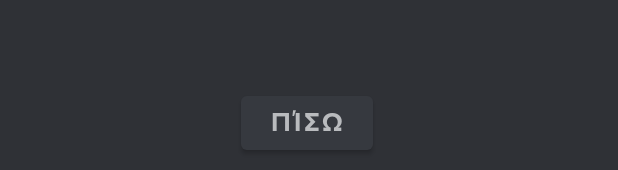
After one commit to anape03/chat-filiw, an Android app: the layout activity_show_image.xml on its own in the app's theme, with its tools: preview values and no code run, on a phone screen of 412 x 824 dp. The commit adds this screen. Shown: the part 1029-1199 px from the top of the screen. Run offline under Robolectric (Android 15) with nearby library versions, the phone set to English and light mode, and no system bars.

Commit message:
added show image from chat, small fixes at ActivityTakePicture and now the user input message is hint

```diff
--- a/app/src/main/AndroidManifest.xml
+++ b/app/src/main/AndroidManifest.xml
@@ -33,6 +33,11 @@
         </activity>
 
         <activity
+            android:name=".activities.ActivityShowImage"
+            android:exported="true">
+        </activity>
+
+        <activity
             android:name=".activities.ActivityTakePicture"
             android:exported="true">
         </activity>
--- /dev/null
+++ b/app/src/main/res/layout/activity_show_image.xml
@@ -0,0 +1,31 @@
+<?xml version="1.0" encoding="utf-8"?>
+<androidx.constraintlayout.widget.ConstraintLayout xmlns:android="http://schemas.android.com/apk/res/android"
+    xmlns:app="http://schemas.android.com/apk/res-auto"
+    xmlns:tools="http://schemas.android.com/tools"
+    android:id="@+id/imageViewShow"
+    android:layout_width="match_parent"
+    android:layout_height="match_parent">
+
+    <ImageView
+        android:id="@+id/imageViewDownPicture"
+        android:layout_width="332dp"
+        android:layout_height="568dp"
+        android:layout_marginStart="16dp"
+        android:layout_marginTop="16dp"
+        android:layout_marginEnd="16dp"
+        android:contentDescription="@string/image_to_send"
+        app:layout_constraintEnd_toEndOf="parent"
+        app:layout_constraintHorizontal_bias="0.466"
+        app:layout_constraintStart_toStartOf="parent"
+        app:layout_constraintTop_toTopOf="parent" />
+
+    <Button
+        android:id="@+id/buttonBackChact"
+        android:layout_width="wrap_content"
+        android:layout_height="wrap_content"
+        android:layout_marginBottom="32dp"
+        android:text="@string/Piso"
+        app:layout_constraintBottom_toBottomOf="parent"
+        app:layout_constraintEnd_toEndOf="@+id/imageViewDownPicture"
+        app:layout_constraintStart_toStartOf="@+id/imageViewDownPicture" />
+</androidx.constraintlayout.widget.ConstraintLayout>
--- a/app/src/main/res/layout/activity_take_picture.xml
+++ b/app/src/main/res/layout/activity_take_picture.xml
@@ -32,7 +32,7 @@
         app:layout_constraintVertical_bias="0.599" />
 
     <Button
-        android:id="@+id/buttonBack"
+        android:id="@+id/buttonSend"
         android:layout_width="wrap_content"
         android:layout_height="wrap_content"
         android:layout_marginStart="52dp"
```
Also changed, not shown: app/src/main/java/com/example/filiw/activities/ActivityShowImage.java (added, +42 -0 lines), app/src/main/java/com/example/filiw/activities/ActivityTakePicture.java (+3 -11 lines), app/src/main/java/com/example/filiw/activities/activity_show_chat.java (+49 -47 lines), app/src/main/res/layout/activity_main.xml (+4 -3 lines).
